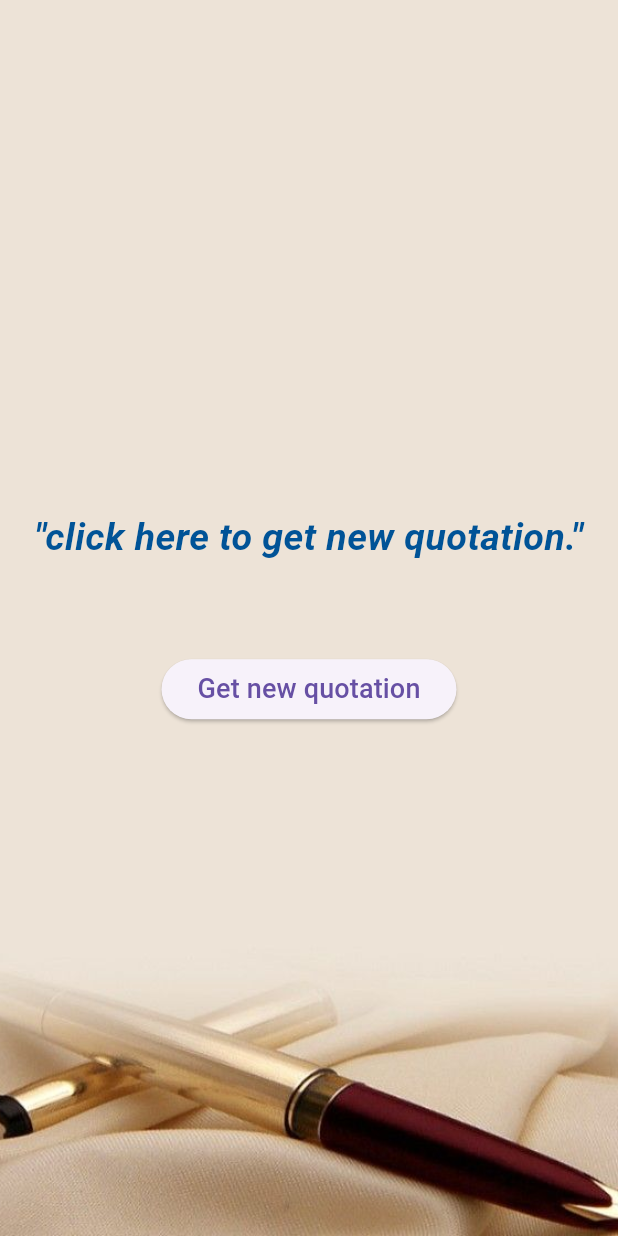
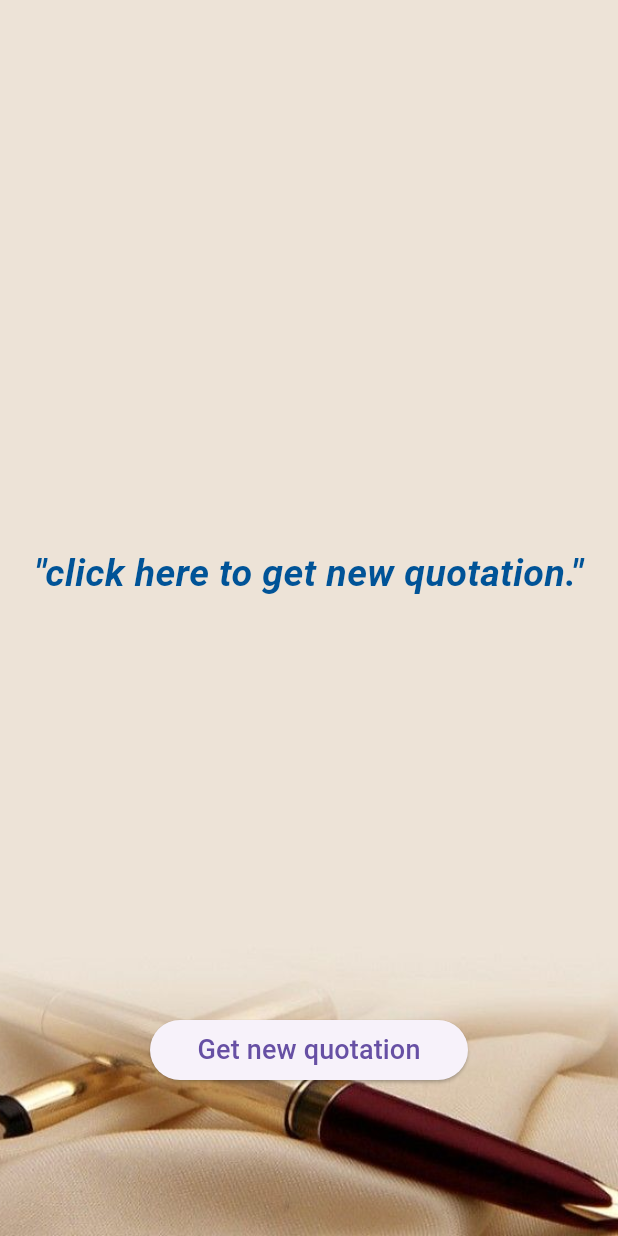
Before and after one commit to Muhannmmad/zitate_app, a Flutter app: the screen it shows after launch, on a phone screen of 412 x 824 dp. Run offline on Flutter 3.47's test engine with Material 3 defaults, Android fonts, the phone set to English and light mode, and no system bars.

Commit message:
button is replaced to be in stack positioned at the bottom

```diff
--- a/lib/main.dart
+++ b/lib/main.dart
@@ -84,16 +84,21 @@ class _QuoteScreenState extends State<QuoteScreen> {
                   ),
                 ),
                 SizedBox(height: 20),
-                ElevatedButton(
-                  onPressed: fetchQuote,
-                  child: Text(
-                    'Get new quotation',
-                    style: TextStyle(
-                      fontSize: 18,
-                    ),
-                  ),
-                ),
               ],
+            ),
+          ),
+        ),
+        Positioned(
+          bottom: 100,
+          right: 100,
+          left: 100,
+          child: ElevatedButton(
+            onPressed: fetchQuote,
+            child: Text(
+              'Get new quotation',
+              style: TextStyle(
+                fontSize: 18,
+              ),
             ),
           ),
         ),
```
